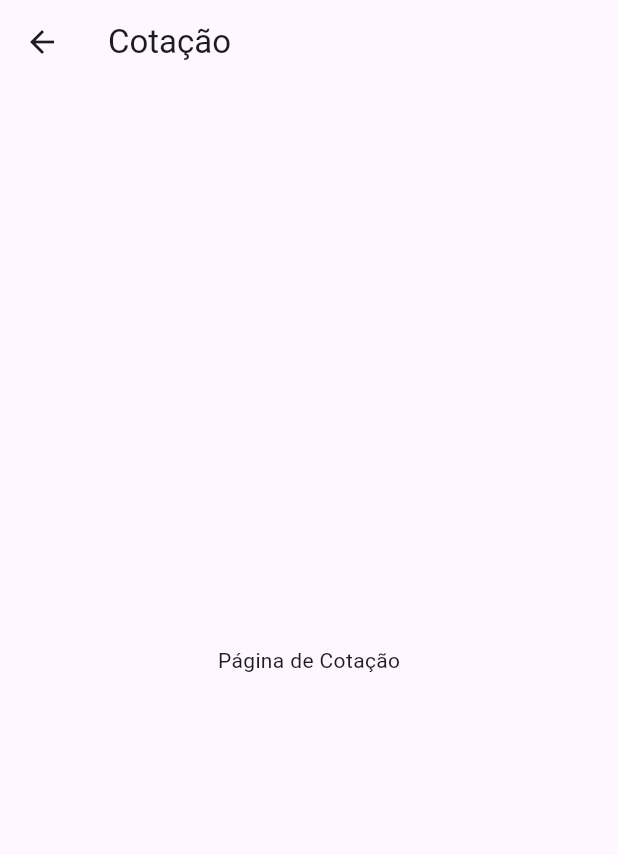
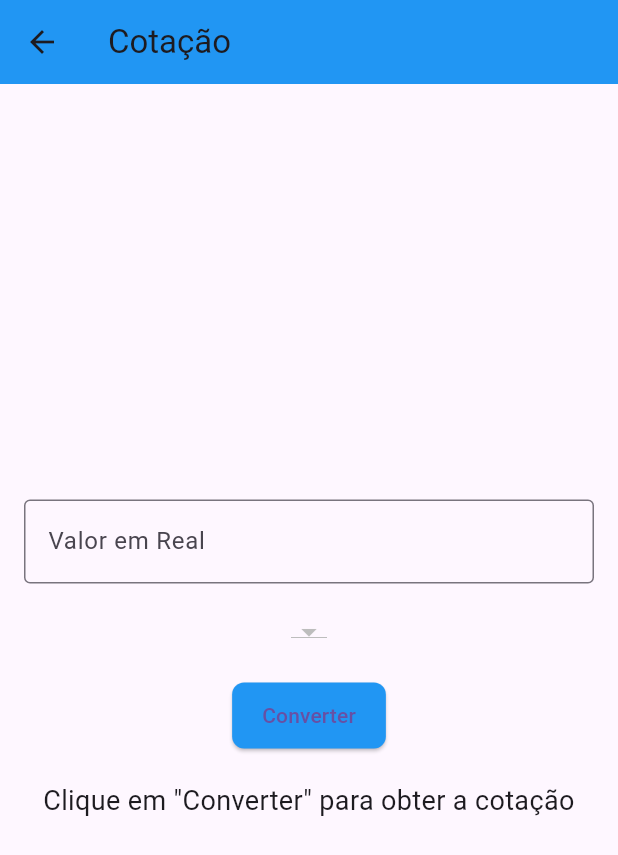
Before and after one commit to ByteBola/VER-O-BANK, a Flutter app: the CotacaoScreen screen opened by its route, on a phone screen of 412 x 824 dp. Shown: the top 855 px of the screen. Run offline on Flutter 3.47's test engine with Material 3 defaults, Android fonts, the light colour scheme and no system bars.

Commit message:
Usando a HG Finance API na tela de cotação e estilizando-a

```diff
--- a/verobank/lib/screens/cotacao_screen.dart
+++ b/verobank/lib/screens/cotacao_screen.dart
@@ -1,14 +1,109 @@
 import 'package:flutter/material.dart';
+import 'package:http/http.dart' as http;
+import 'dart:convert';
 
-class CotacaoScreen extends StatelessWidget {
+class CotacaoScreen extends StatefulWidget {
+  @override
+  _CotacaoScreenState createState() => _CotacaoScreenState();
+}
+
+class _CotacaoScreenState extends State<CotacaoScreen> {
+  String _cotacao = 'Clique em "Converter" para obter a cotação';
+  TextEditingController _realController = TextEditingController();
+  String _selectedCurrency = 'USD';
+  Map<String, double> _currencies = {};
+  bool _isLoading = false;
+
+  Future<void> _fetchCotacao() async {
+    setState(() {
+      _isLoading = true;
+    });
+
+    final response = await http.get(Uri.parse(
+        'https://api.hgbrasil.com/finance?format=json-cors&key=70813c46'));
+    if (response.statusCode == 200) {
+      final data = json.decode(response.body);
+      final currencies = data["results"]["currencies"];
+      setState(() {
+        _currencies = {
+          'USD': currencies["USD"]["buy"],
+          'EUR': currencies["EUR"]["buy"],
+          'GBP': currencies["GBP"]["buy"],
+        };
+        _isLoading = false;
+      });
+    } else {
+      setState(() {
+        _cotacao = 'Falha ao carregar a cotação';
+        _isLoading = false;
+      });
+    }
+  }
+
+  double _convertCurrency(double value) {
+    return value / _currencies[_selectedCurrency]!;
+  }
+
   @override
   Widget build(BuildContext context) {
     return Scaffold(
       appBar: AppBar(
         title: Text('Cotação'),
+        backgroundColor: Colors.blue,
       ),
-      body: Center(
-        child: Text('Página de Cotação'),
+      body: Padding(
+        padding: const EdgeInsets.all(16.0),
+        child: Column(
+          mainAxisAlignment: MainAxisAlignment.center,
+          children: <Widget>[
+            TextField(
+              controller: _realController,
+              decoration: InputDecoration(
+                labelText: 'Valor em Real',
+                border: OutlineInputBorder(),
+              ),
+              keyboardType: TextInputType.number,
+            ),
+            SizedBox(height: 20),
+            DropdownButton<String>(
+              value: _selectedCurrency,
+              items: _currencies.keys.map((String currency) {
+                return DropdownMenuItem<String>(
+                  value: currency,
+                  child: Text(currency),
+                );
+              }).toList(),
+              onChanged: (String? newValue) {
+                setState(() {
+                  _selectedCurrency = newValue!;
+                });
+              },
+            ),
+            SizedBox(height: 20),
+            ElevatedButton(
+              onPressed: () {
+                _fetchCotacao();
+              },
+              child:
+                  _isLoading ? CircularProgressIndicator() : Text('Converter'),
+              style: ElevatedButton.styleFrom(
+                backgroundColor: Colors.blue,
+                padding: EdgeInsets.symmetric(horizontal: 20, vertical: 12),
+                shape: RoundedRectangleBorder(
+                  borderRadius: BorderRadius.circular(8.0),
+                ),
+              ),
+            ),
+            SizedBox(height: 20),
+            Text(
+              _realController.text.isNotEmpty
+                  ? 'R\$ ${_realController.text} = ${_convertCurrency(double.parse(_realController.text)).toStringAsFixed(2)} ${_selectedCurrency}'
+                  : _cotacao,
+              style: TextStyle(fontSize: 18),
+              textAlign: TextAlign.center,
+            ),
+          ],
+        ),
       ),
     );
   }
--- a/verobank/lib/screens/login_screen.dart
+++ b/verobank/lib/screens/login_screen.dart
@@ -54,6 +54,7 @@ class _LoginScreenState extends State<LoginScreen> {
     return Scaffold(
       appBar: AppBar(
         title: Text('Login'),
+        backgroundColor: Colors.blue,
       ),
       body: Padding(
         padding: const EdgeInsets.all(16.0),
--- a/verobank/lib/screens/main_screen.dart
+++ b/verobank/lib/screens/main_screen.dart
@@ -6,6 +6,7 @@ class MainScreen extends StatelessWidget {
     return Scaffold(
       appBar: AppBar(
         title: Text('Principal'),
+        backgroundColor: Colors.blue,
       ),
       body: Center(
         child: Column(
--- a/verobank/lib/screens/transferencia_screen.dart
+++ b/verobank/lib/screens/transferencia_screen.dart
@@ -9,6 +9,7 @@ class TransferenciaScreen extends StatelessWidget {
     return Scaffold(
       appBar: AppBar(
         title: Text('Transferência'),
+        backgroundColor: Colors.blue,
       ),
       body: Padding(
         padding: const EdgeInsets.all(16.0),
--- a/verobank/pubspec.yaml
+++ b/verobank/pubspec.yaml
@@ -30,7 +30,7 @@ environment:
 dependencies:
   flutter:
     sdk: flutter
-
+  http: ^0.13.3
 
 
   # The following adds the Cupertino Icons font to your application.
```
Also changed, not shown: verobank/pubspec.lock.
